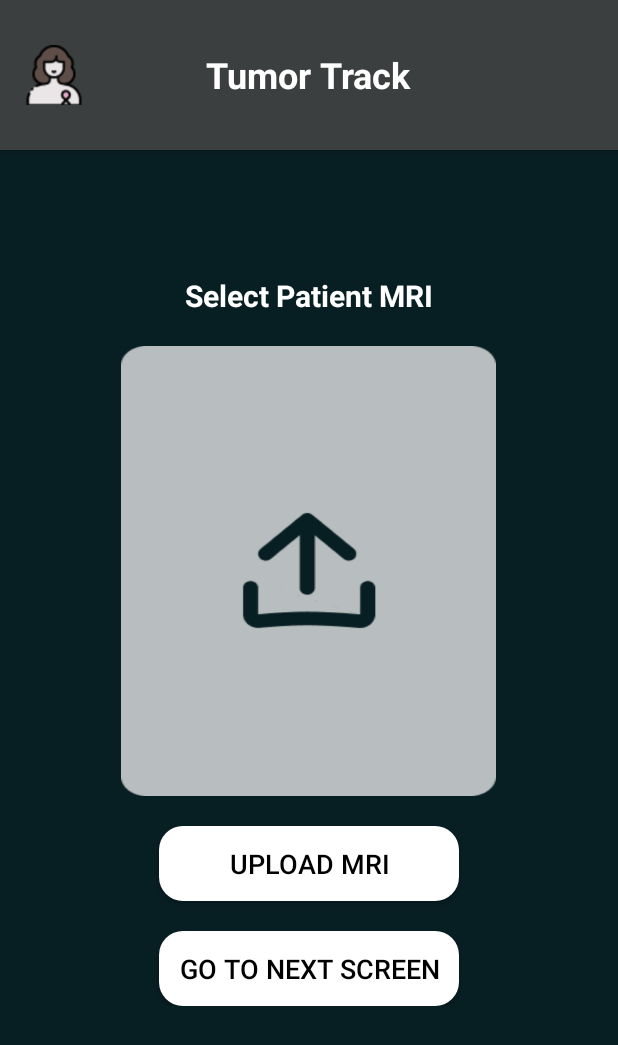
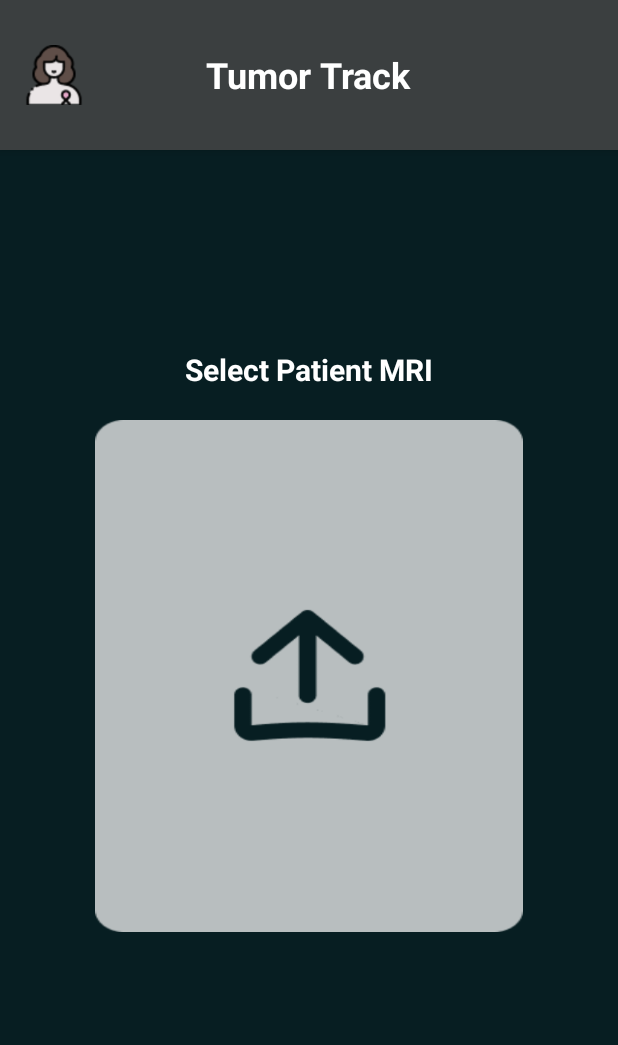
Before and after one commit to Graduation-Project-Workspace/HPCure, an Android app: the UploadScreen screen opened directly, with no data from a screen before it, on a phone screen of 412 x 824 dp. Shown: the top 1045 px of the screen. Run offline under Robolectric (Android 15) with nearby library versions, the phone set to English and light mode, and no system bars.

Commit message:
Changed Upload Screen and Roi Screen for now

```diff
--- a/app/src/main/AndroidManifest.xml
+++ b/app/src/main/AndroidManifest.xml
@@ -22,12 +22,12 @@
         android:requestLegacyExternalStorage="true"
         tools:targetApi="31">
 
-        <activity android:name=".Screen.HomeScreenUpload"
+        <activity android:name=".Screen.RoiScreen"
             android:exported="true"
             android:theme="@style/Theme.AppCompat.Light.NoActionBar"
             />
 
-        <activity android:name=".Screen.HomeScreen"
+        <activity android:name=".Screen.UploadScreen"
             android:exported="true"
             android:theme="@style/Theme.AppCompat.Light.NoActionBar"
             />
--- a/app/src/main/java/com/example/demoapp/Screen/HomeScreen.kt
+++ b/app/src/main/java/com/example/demoapp/Screen/UploadScreen.kt
@@ -9,8 +9,8 @@ import android.provider.DocumentsContract
 import android.util.Log
 import android.widget.Button
 import android.widget.ImageView
-import android.widget.RelativeLayout
-import android.widget.Toast
+import android.view.View
+import android.widget.*
 import androidx.appcompat.app.AppCompatActivity
 import com.example.demoapp.R
 import com.example.demoapp.Utils.FileManager
@@ -19,111 +19,27 @@ import kotlinx.coroutines.Dispatchers
 import kotlinx.coroutines.launch
 import kotlinx.coroutines.withContext
 
-
-class HomeScreen : AppCompatActivity() {
+class UploadScreen : AppCompatActivity() {
     private val PICK_DIRECTORY_REQUEST_CODE = 1
     private lateinit var uploadedImage: ImageView
+    private lateinit var loadingOverlay: FrameLayout
     private val PERMISSION_REQUEST_CODE = 123
 
     override fun onCreate(savedInstanceState: Bundle?) {
         super.onCreate(savedInstanceState)
-        setContentView(R.layout.home_screen)
+        setContentView(R.layout.upload_screen)
         FileManager.initialize(this)
 
-//        benchmark()
-
         val uploadContainer: RelativeLayout = findViewById(R.id.upload_container)
-        val processButton: Button = findViewById(R.id.process_button)
         uploadedImage = findViewById(R.id.uploaded_image)
-
+        loadingOverlay = findViewById(R.id.loading_overlay)
         uploadContainer.setOnClickListener {
-//            checkAndRequestPermissions()
             openDirectoryPicker()
         }
-
-        processButton.setOnClickListener {
-            if (FileManager.getTotalFiles() > 0) {
-                val intent = Intent(this, HomeScreenUpload::class.java)
-                startActivity(intent)
-            } else {
-                showToast("Please select a DICOM directory first")
-            }
-        }
-        val nextButton: Button = findViewById(R.id.go_to_next_screen)
-        nextButton.setOnClickListener {
-            val intent = Intent(this, ModelScreen::class.java)
-            startActivity(intent)
-        }
-
     }
-
-//    external fun doOps(ops: Long) : Long;
-//
-//    companion object {
-//        init {
-//            System.loadLibrary("demoapp")
-//        }
-//    }
-
-//    private fun benchmark() {
-//        val jobCounts = listOf(3, 50, 100, 1000);
-//        val ops = listOf(1e6.toInt(), 1e7.toInt(), 1e8.toInt(), 1e9.toInt());
-//        val idleTimes = listOf(1000, 10000);
-//
-//
-//        for(op in ops){
-//            var time = measureTimeMillis {
-//                val result = doOps(op.toLong())
-//            }
-//            Log.d("ExecutionTime", "Execution time (Native), $op ops: $time ms")
-//
-//            time = measureTimeMillis {
-//                var sum = 0;
-//                for(i in 1..op) {
-//                    sum += i
-//                }
-//            }
-//            Log.d("ExecutionTime", "Execution time (Sequential), $op ops: $time ms")
-//        }
-
-
-//        for (jobCount in jobCounts){
-//            for(idleTime in idleTimes){
-//                val concurrencyDemo = ConcurrencyDemo()
-//                concurrencyDemo.runIdleTasks(jobCount, idleTime)
-//
-//                val parallelizeDemo = ParallelizeDemo()
-//                parallelizeDemo.runIdleTasks(jobCount, idleTime)
-//            }
-//        }
-
-//        for (jobCount in jobCounts) {
-//            for (op in ops) {
-//                val concurrencyDemo = ConcurrencyDemo()
-//                concurrencyDemo.main(jobCount, op)
-//
-//                val parallelizeDemo = ParallelizeDemo()
-//                parallelizeDemo.main(jobCount, op)
-//
-//                if(jobCount.toLong() * op.toLong() > 1e10.toLong())
-//                    break
-//
-//                val time = measureTimeMillis {
-//                    for(t in 1..jobCount) {
-//                        var sum = 0;
-//                        for (i in 1..op) {
-//                            sum += i
-//                        }
-//                    }
-//                }
-//                Log.d("ExecutionTime", "Execution time (Sequential), $jobCount jobs, $op ops: $time ms")
-//            }
-//        }
-//    }
 
     private fun openDirectoryPicker() {
         val intent = Intent(Intent.ACTION_OPEN_DOCUMENT_TREE)
-        // Suggest the Downloads directory as a starting point
         intent.putExtra("android.provider.extra.INITIAL_URI",
             "content://com.android.externalstorage.documents/document/primary:Download")
         startActivityForResult(intent, PICK_DIRECTORY_REQUEST_CODE)
@@ -150,6 +66,7 @@ class HomeScreen : AppCompatActivity() {
     }
 
     private fun handleDicomDirectory(uri: Uri) {
+        showLoading()
         CoroutineScope(Dispatchers.Main).launch {
             try {
                 val success = withContext(Dispatchers.IO) {
@@ -159,34 +76,32 @@ class HomeScreen : AppCompatActivity() {
                                 Intent.FLAG_GRANT_WRITE_URI_PERMISSION
                         contentResolver.takePersistableUriPermission(uri, takeFlags)
 
-                        FileManager.loadDirectory(this@HomeScreen, uri)
+                        val result = FileManager.loadDirectory(this@UploadScreen, uri)
+                        val fileCount = FileManager.getTotalFiles()
+                        Log.d("UploadScreen", "Files loaded: $fileCount")
+                        result && fileCount > 0
                     } catch (e: Exception) {
-                        Log.e("HomeScreen", "Error in loadDirectory", e)
+                        Log.e("UploadScreen", "Error in loadDirectory", e)
                         false
                     }
                 }
+                hideLoading()
 
                 if (success) {
-                    FileManager.getCurrentFile()?.let { file ->
-                        try {
-                            val bitmap = FileManager.getProcessedImage(this@HomeScreen, file)
-                            bitmap?.let {
-                                uploadedImage.setImageBitmap(it)
-                                uploadedImage.visibility = ImageView.VISIBLE
-                                showToast("DICOM directory loaded successfully")
-                            } ?: run {
-                                showErrorDialog("Failed to process image")
-                            }
-                        } catch (e: Exception) {
-                            Log.e("HomeScreen", "Error processing image", e)
-                            showErrorDialog("Error processing image: ${e.message}")
-                        }
-                    }
+                    Log.d("UploadScreen", "Moving to RoiScreen with ${FileManager.getTotalFiles()} files")
+
+                    // Directly go to the next screen
+                    val intent = Intent(this@UploadScreen, RoiScreen::class.java)
+                    startActivity(intent)
+
+                    // Don't finish the activity yet - let them go back if needed
+                    // finish()
                 } else {
-                    showErrorDialog("Couldn't process your files. Please try again.")
+                    showErrorDialog("No valid DICOM files found in the selected directory.")
                 }
             } catch (e: Exception) {
-                Log.e("HomeScreen", "Error in handleDicomDirectory", e)
+                hideLoading()
+                Log.e("UploadScreen", "Error in handleDicomDirectory", e)
                 showErrorDialog("Error processing directory: ${e.message}")
             }
         }
@@ -226,7 +141,15 @@ class HomeScreen : AppCompatActivity() {
 
     override fun onDestroy() {
         super.onDestroy()
-        FileManager.cleanup()
+        FileManager.cleanupTemporary()
+    }
+
+    private fun showLoading() {
+        loadingOverlay.visibility = View.VISIBLE
+    }
+
+    private fun hideLoading() {
+        loadingOverlay.visibility = View.GONE
     }
 
     private fun showErrorDialog(message: String) {
@@ -236,5 +159,4 @@ class HomeScreen : AppCompatActivity() {
     private fun showToast(message: String) {
         Toast.makeText(this, message, Toast.LENGTH_SHORT).show()
     }
-
 }
--- a/app/src/main/java/com/example/demoapp/Screen/onboardingActivity.kt
+++ b/app/src/main/java/com/example/demoapp/Screen/onboardingActivity.kt
@@ -35,12 +35,12 @@ class OnboardingActivity : AppCompatActivity() {
             if (viewPager.currentItem < onboardingScreens.size - 1) {
                 viewPager.currentItem += 1
             } else {
-                startActivity(Intent(this, HomeScreen::class.java))
+                startActivity(Intent(this, UploadScreen::class.java))
                 finish()
             }
         }
         skipButton.setOnClickListener {
-            startActivity(Intent(this, HomeScreen::class.java))
+            startActivity(Intent(this, UploadScreen::class.java))
             finish()
         }
     }
--- /dev/null
+++ b/app/src/main/res/drawable/ic_arrow_back.xml
@@ -0,0 +1,5 @@
+<vector xmlns:android="http://schemas.android.com/apk/res/android" android:autoMirrored="true" android:height="24dp" android:tint="#000000" android:viewportHeight="24" android:viewportWidth="24" android:width="24dp">
+
+    <path android:fillColor="@android:color/white" android:pathData="M20,11H7.83l5.59,-5.59L12,4l-8,8 8,8 1.41,-1.41L7.83,13H20v-2z"/>
+
+</vector>
--- /dev/null
+++ b/app/src/main/res/drawable/ic_more_vert.xml
@@ -0,0 +1,5 @@
+<vector xmlns:android="http://schemas.android.com/apk/res/android" android:height="24dp" android:tint="#000000" android:viewportHeight="24" android:viewportWidth="24" android:width="24dp">
+
+    <path android:fillColor="@android:color/white" android:pathData="M12,8c1.1,0 2,-0.9 2,-2s-0.9,-2 -2,-2 -2,0.9 -2,2 0.9,2 2,2zM12,10c-1.1,0 -2,0.9 -2,2s0.9,2 2,2 2,-0.9 2,-2 -0.9,-2 -2,-2zM12,16c-1.1,0 -2,0.9 -2,2s0.9,2 2,2 2,-0.9 2,-2 -0.9,-2 -2,-2z"/>
+
+</vector>
--- /dev/null
+++ b/app/src/main/res/drawable/rounded_bg.xml
@@ -0,0 +1,5 @@
+<shape xmlns:android="http://schemas.android.com/apk/res/android"
+    android:shape="rectangle">
+    <solid android:color="#FFF"/>
+    <corners android:radius="16dp"/>
+</shape>
--- a/app/src/main/res/layout/home_screen.xml
+++ b/app/src/main/res/layout/upload_screen.xml
@@ -51,45 +51,43 @@
 
         <RelativeLayout
             android:id="@+id/upload_container"
-            android:layout_width="250dp"
-            android:layout_height="300dp"
+            android:layout_width="285dp"
+            android:layout_height="341dp"
             android:layout_marginTop="20dp"
             android:background="@drawable/ic_upload"
+            android:clickable="true"
+            android:elevation="4dp"
+            android:focusable="true"
             android:padding="8dp"
-            android:elevation="4dp"
-            android:clickable="true"
-            android:focusable="true">
+            android:importantForAccessibility="no">
 
-            <ImageView
+
+    <ImageView
                 android:id="@+id/uploaded_image"
                 android:layout_width="match_parent"
                 android:layout_height="match_parent"
-                android:scaleType="fitCenter"
                 android:adjustViewBounds="true"
                 android:padding="4dp"
-                android:visibility="gone"/>
+                android:scaleType="fitCenter"
+                android:visibility="gone" />
         </RelativeLayout>
 
-        <Button
-            android:id="@+id/process_button"
-            android:layout_width="200dp"
-            android:layout_height="50dp"
-            android:layout_marginTop="20dp"
-            android:text="Upload MRI"
-            android:textSize="18sp"
-            android:textColor="#000000"
-            android:background="@drawable/rounded_background"
-            android:backgroundTint="#FFFFFF" />
+    </LinearLayout>
+    <FrameLayout
+        android:id="@+id/loading_overlay"
+        android:layout_width="match_parent"
+        android:layout_height="match_parent"
+        android:background="#99000000"
+        android:visibility="gone"
+        android:clickable="true"
+        android:focusable="true">
 
-        <Button
-            android:id="@+id/go_to_next_screen"
-            android:layout_width="200dp"
-            android:layout_height="50dp"
-            android:layout_marginTop="20dp"
-            android:text="Go to Next Screen"
-            android:textSize="18sp"
-            android:textColor="#000000"
-            android:background="@drawable/rounded_background"
-            android:backgroundTint="#FFFFFF" />
-    </LinearLayout>
+    <ProgressBar
+        android:id="@+id/loading_spinner"
+        style="?android:attr/progressBarStyleLarge"
+        android:layout_gravity="center"
+        android:indeterminateTint="@color/your_spinner_color"
+        android:layout_width="72dp"
+        android:layout_height="72dp"/>
+</FrameLayout>
 </RelativeLayout>
--- a/app/src/main/res/values/colors.xml
+++ b/app/src/main/res/values/colors.xml
@@ -2,5 +2,6 @@
 <resources>
     <color name="black">#FF000000</color>
     <color name="white">#FFFFFFFF</color>
-    <color name="splash_background">#04363A</color> <!-- Change to your desired color -->
+    <color name="splash_background">#04363A</color>
+    <color name="your_spinner_color">#FFFFFF</color>
 </resources>
```
Also changed, not shown: app/src/main/java/com/example/demoapp/Screen/RoiScreen.kt (renamed from app/src/main/java/com/example/demoapp/Screen/HomeScreenUpload.kt, +116 -96 lines), app/src/main/java/com/example/demoapp/Utils/FileManager.kt (+54 -12 lines), app/src/main/res/layout/dialog_mode_select.xml (added, +28 -0 lines), app/src/main/res/layout/roi_screen.xml (renamed from app/src/main/res/layout/hs_upload.xml, +103 -72 lines).
